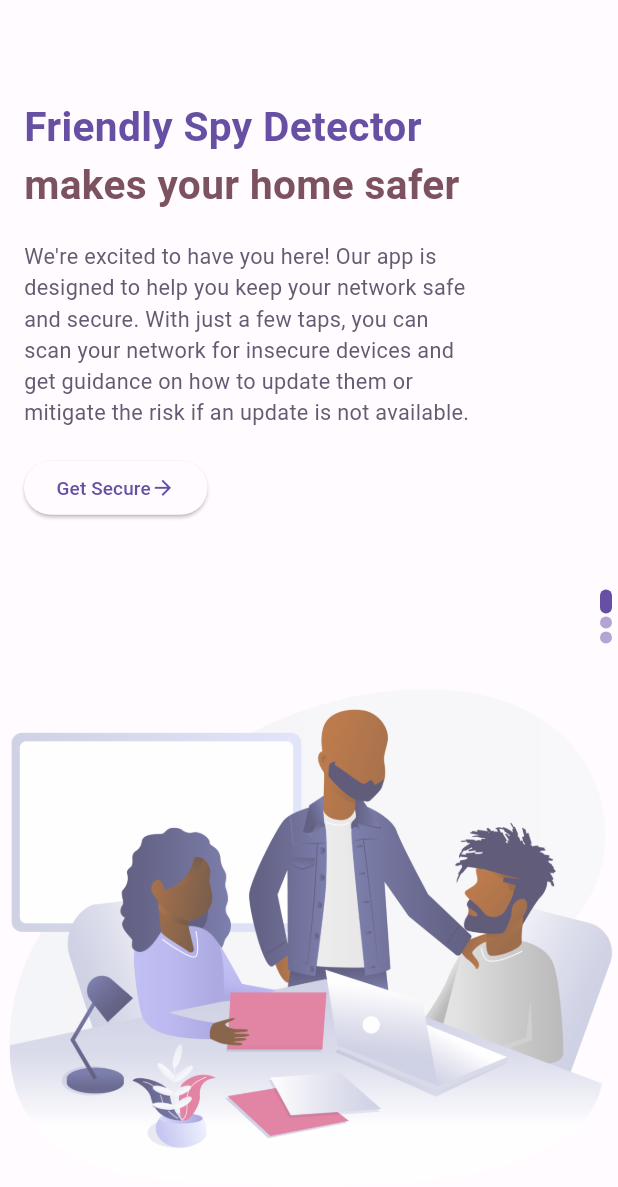
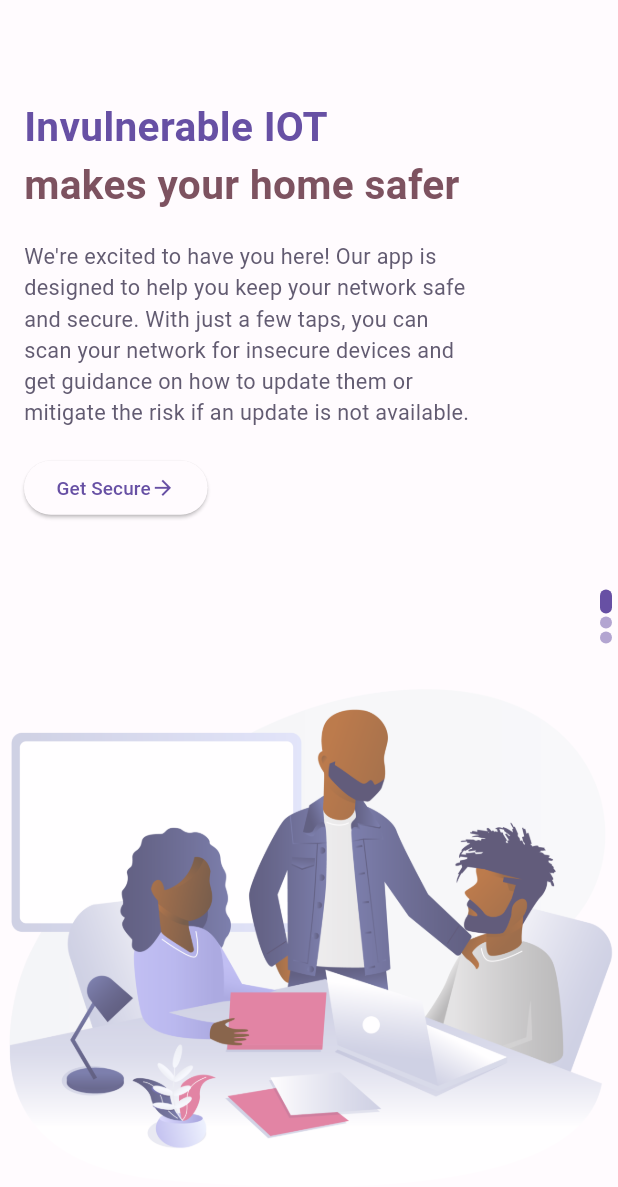
Before and after one commit to FlippingBinary/invulnerable_iot, a Flutter app: the screen it shows after launch, on a phone screen of 412 x 824 dp. Shown: the top 1187 px of the screen. Run offline on Flutter 3.47's test engine with Material 2 defaults, Android fonts, the phone set to English and light mode, and no system bars; our stand-ins replace equatable, flutter_bloc; missing offline and left inert: nsd.

Commit message:
fix: consistent app name

```diff
--- a/lib/pages/welcome_page.dart
+++ b/lib/pages/welcome_page.dart
@@ -28,7 +28,7 @@ class _WelcomePageState extends State<WelcomePage> {
     "family.png",
   ];
   List titles = [
-    "Friendly Spy Detector",
+    "Invulnerable IOT",
     "Scan Your Network",
     "Improve Your Security",
   ];
```
